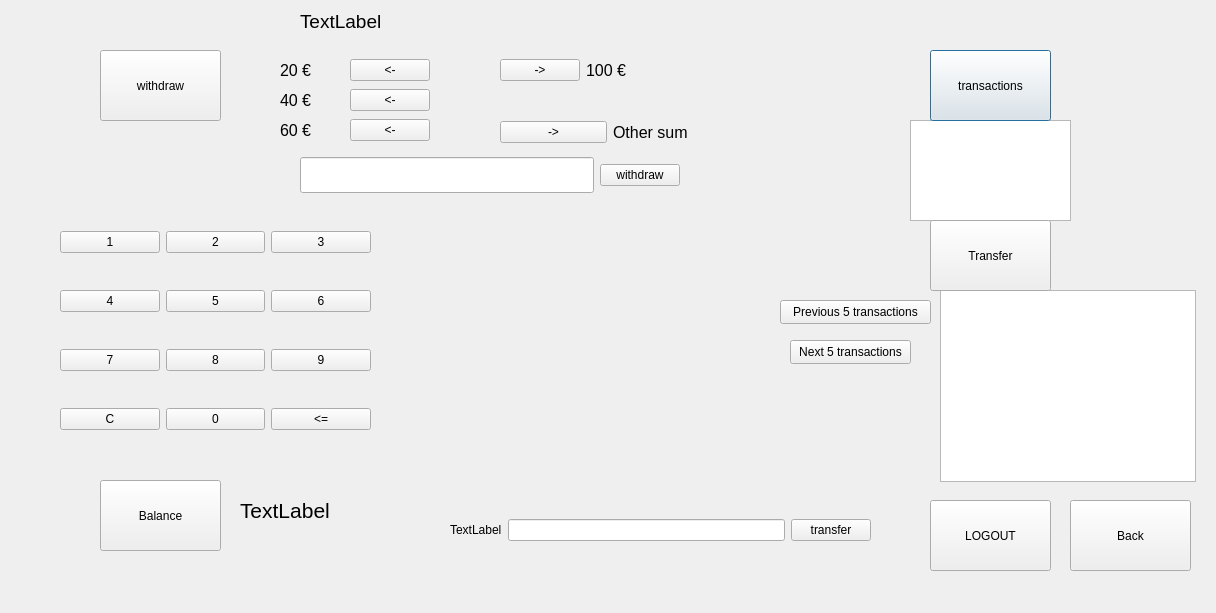
JereKortesalmi/BankProject, file bank-automat/mainmenu.ui: the form before one commit.
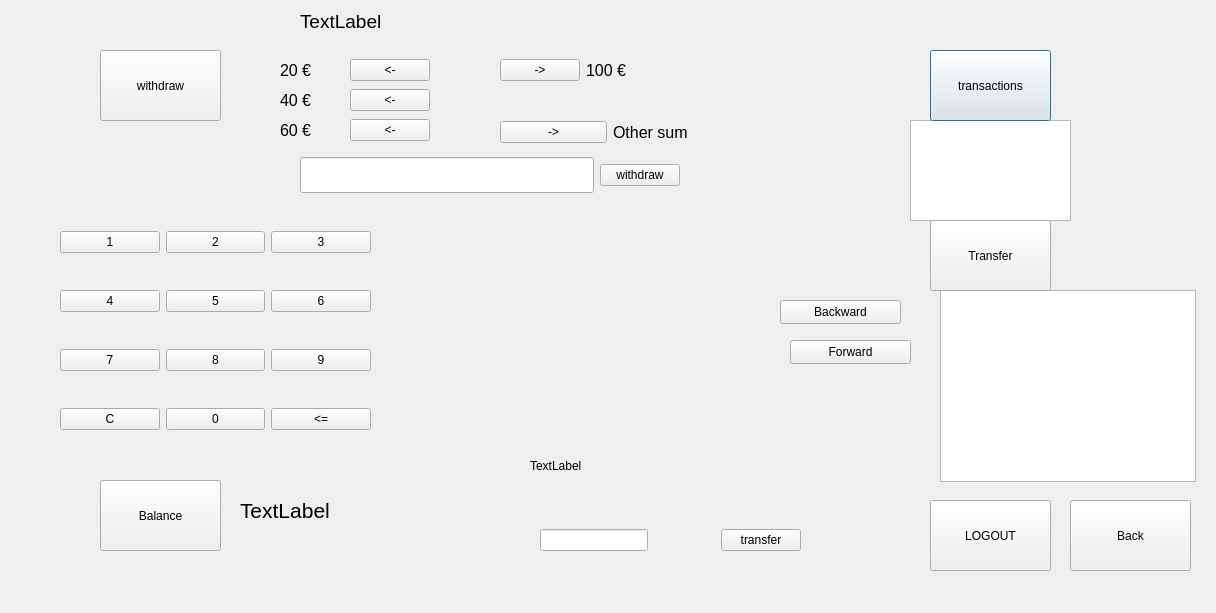
The form after the commit.

Commit message: ui siirtoja ja transfer label siirretty ja näyttää tiedon

Diff of the .ui file:
```diff
--- a/bank-automat/mainmenu.ui
+++ b/bank-automat/mainmenu.ui
@@ -330,7 +330,7 @@
     </rect>
    </property>
    <property name="text">
-    <string>Next 5 transactions</string>
+    <string>Forward</string>
    </property>
   </widget>
   <widget class="QPushButton" name="btnprevious5">
@@ -338,12 +338,12 @@
     <rect>
      <x>780</x>
      <y>300</y>
-     <width>151</width>
+     <width>121</width>
      <height>24</height>
     </rect>
    </property>
    <property name="text">
-    <string>Previous 5 transactions</string>
+    <string>Backward</string>
    </property>
   </widget>
   <widget class="QPushButton" name="btnlogout">
@@ -471,23 +471,32 @@
   <widget class="QWidget" name="transferGroup" native="true">
    <property name="geometry">
     <rect>
-     <x>450</x>
-     <y>500</y>
-     <width>421</width>
-     <height>60</height>
+     <x>540</x>
+     <y>510</y>
+     <width>261</width>
+     <height>61</height>
     </rect>
    </property>
    <layout class="QHBoxLayout" name="horizontalLayout_2">
-    <item>
-     <widget class="QLabel" name="label_transfer">
-      <property name="text">
-       <string>TextLabel</string>
-      </property>
-     </widget>
-    </item>
+    <property name="sizeConstraint">
+     <enum>QLayout::SetDefaultConstraint</enum>
+    </property>
     <item>
      <widget class="QLineEdit" name="txt_transferAmount"/>
     </item>
+    <item>
+     <spacer name="horizontalSpacer">
+      <property name="orientation">
+       <enum>Qt::Horizontal</enum>
+      </property>
+      <property name="sizeHint" stdset="0">
+       <size>
+        <width>20</width>
+        <height>20</height>
+       </size>
+      </property>
+     </spacer>
+    </item>
     <item>
      <widget class="QPushButton" name="btn_transferAmount">
       <property name="text">
@@ -497,6 +506,19 @@
     </item>
    </layout>
   </widget>
+  <widget class="QLabel" name="label_transfer">
+   <property name="geometry">
+    <rect>
+     <x>530</x>
+     <y>440</y>
+     <width>300</width>
+     <height>51</height>
+    </rect>
+   </property>
+   <property name="text">
+    <string>TextLabel</string>
+   </property>
+  </widget>
  </widget>
  <resources/>
  <connections/>
```
The commit also changes 1 other file.
